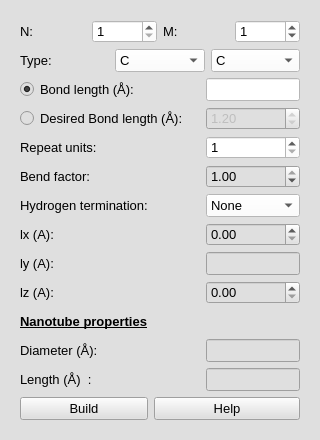
First picture: the form in furiousatoms/forms/SWNT.ui, repository nasimanousheh/furious-atoms, before the edit.
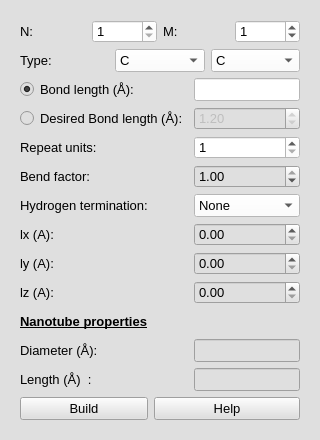
Second picture: the form after the edit.

The edit to the form file:
```diff
--- a/furiousatoms/forms/SWNT.ui
+++ b/furiousatoms/forms/SWNT.ui
@@ -55,7 +55,7 @@
       <string notr="true">background-color: rgb(223, 223, 223);</string>
      </property>
      <layout class="QGridLayout" name="gridLayout_4">
-      <item row="0" column="0" colspan="5">
+      <item row="0" column="0" colspan="3">
        <layout class="QGridLayout" name="gridLayout_3">
         <item row="0" column="0">
          <layout class="QGridLayout" name="gridLayout">
@@ -219,7 +219,7 @@
         </property>
        </widget>
       </item>
-      <item row="1" column="4">
+      <item row="1" column="2">
        <widget class="QLineEdit" name="lineEdit_bond_length_SWNT">
         <property name="enabled">
          <bool>true</bool>
@@ -258,7 +258,7 @@
         </property>
        </widget>
       </item>
-      <item row="2" column="4">
+      <item row="2" column="2">
        <widget class="QDoubleSpinBox" name="SpinBox_desired_bond_length">
         <property name="enabled">
          <bool>false</bool>
@@ -291,7 +291,7 @@
         </property>
        </widget>
       </item>
-      <item row="3" column="4">
+      <item row="3" column="2">
        <widget class="QSpinBox" name="spinBox_repeat_units_SWNT">
         <property name="font">
          <font>
@@ -321,7 +321,7 @@
         </property>
        </widget>
       </item>
-      <item row="4" column="4">
+      <item row="4" column="2">
        <widget class="QDoubleSpinBox" name="doubleSpinBox_bend_factor">
         <property name="font">
          <font>
@@ -351,7 +351,7 @@
         </property>
        </widget>
       </item>
-      <item row="5" column="4">
+      <item row="5" column="2">
        <widget class="QComboBox" name="comboBox_H_termination_SWNT">
         <property name="font">
          <font>
@@ -390,7 +390,7 @@
         </property>
        </widget>
       </item>
-      <item row="6" column="4">
+      <item row="6" column="2">
        <widget class="QDoubleSpinBox" name="SpinBox_lx">
         <property name="font">
          <font>
@@ -418,38 +418,18 @@
        </widget>
       </item>
       <item row="7" column="2">
-       <spacer name="horizontalSpacer">
-        <property name="orientation">
-         <enum>Qt::Horizontal</enum>
-        </property>
-        <property name="sizeHint" stdset="0">
-         <size>
-          <width>13</width>
-          <height>20</height>
-         </size>
-        </property>
-       </spacer>
-      </item>
-      <item row="7" column="3">
-       <spacer name="horizontalSpacer_2">
-        <property name="orientation">
-         <enum>Qt::Horizontal</enum>
-        </property>
-        <property name="sizeHint" stdset="0">
-         <size>
-          <width>13</width>
-          <height>19</height>
-         </size>
-        </property>
-       </spacer>
-      </item>
-      <item row="7" column="4">
-       <widget class="QLineEdit" name="lineEdit_ly">
+       <widget class="QDoubleSpinBox" name="SpinBox_ly">
         <property name="font">
          <font>
           <pointsize>10</pointsize>
          </font>
         </property>
+        <property name="decimals">
+         <number>2</number>
+        </property>
+        <property name="maximum">
+         <double>200.000000000000000</double>
+        </property>
        </widget>
       </item>
       <item row="8" column="0">
@@ -464,7 +444,7 @@
         </property>
        </widget>
       </item>
-      <item row="8" column="4">
+      <item row="8" column="2">
        <widget class="QDoubleSpinBox" name="SpinBox_lz">
         <property name="font">
          <font>
@@ -506,7 +486,7 @@
         </property>
        </widget>
       </item>
-      <item row="10" column="4">
+      <item row="10" column="2">
        <widget class="QLineEdit" name="lineEdit_diameter_SWNT">
         <property name="font">
          <font>
@@ -542,7 +522,7 @@
         </property>
        </widget>
       </item>
-      <item row="11" column="4">
+      <item row="11" column="2">
        <widget class="QLineEdit" name="lineEdit_length_SWNT">
         <property name="font">
          <font>
@@ -578,7 +558,7 @@
         </property>
        </widget>
       </item>
-      <item row="12" column="1" colspan="4">
+      <item row="12" column="1" colspan="2">
        <widget class="QPushButton" name="pushButton_help_build_SWNT">
         <property name="font">
          <font>
```
